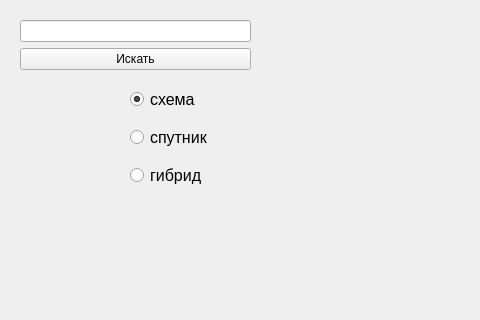
The window that main_menu.ui (WarpMain/project) describes before a commit, drawn with Qt 5; both pictures show x 0 to 480 and y 0 to 320 of the 920 by 520 pixel window.
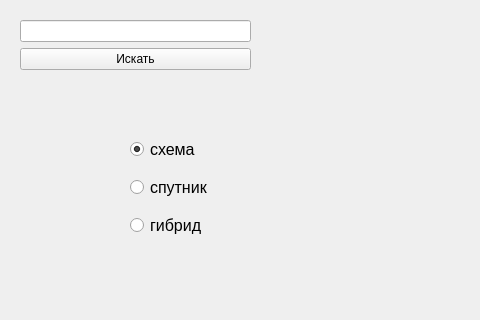
The same window after the commit.

Commit message: add full address of searching address

```diff
--- a/main_menu.ui
+++ b/main_menu.ui
@@ -59,7 +59,7 @@
      <property name="geometry">
       <rect>
        <x>120</x>
-       <y>70</y>
+       <y>120</y>
        <width>113</width>
        <height>116</height>
       </rect>
@@ -106,6 +106,24 @@
       </item>
      </layout>
     </widget>
+    <widget class="QLabel" name="text_address">
+     <property name="geometry">
+      <rect>
+       <x>10</x>
+       <y>60</y>
+       <width>251</width>
+       <height>61</height>
+      </rect>
+     </property>
+     <property name="font">
+      <font>
+       <pointsize>10</pointsize>
+      </font>
+     </property>
+     <property name="text">
+      <string/>
+     </property>
+    </widget>
    </widget>
   </widget>
   <widget class="QMenuBar" name="menubar">
```
The commit also changes 1 other file.
